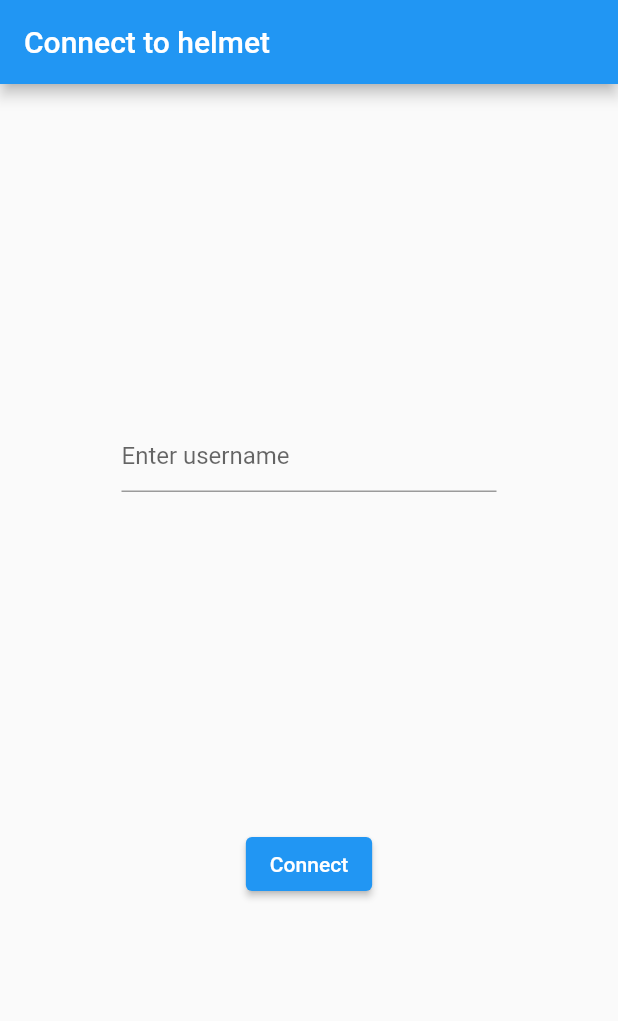
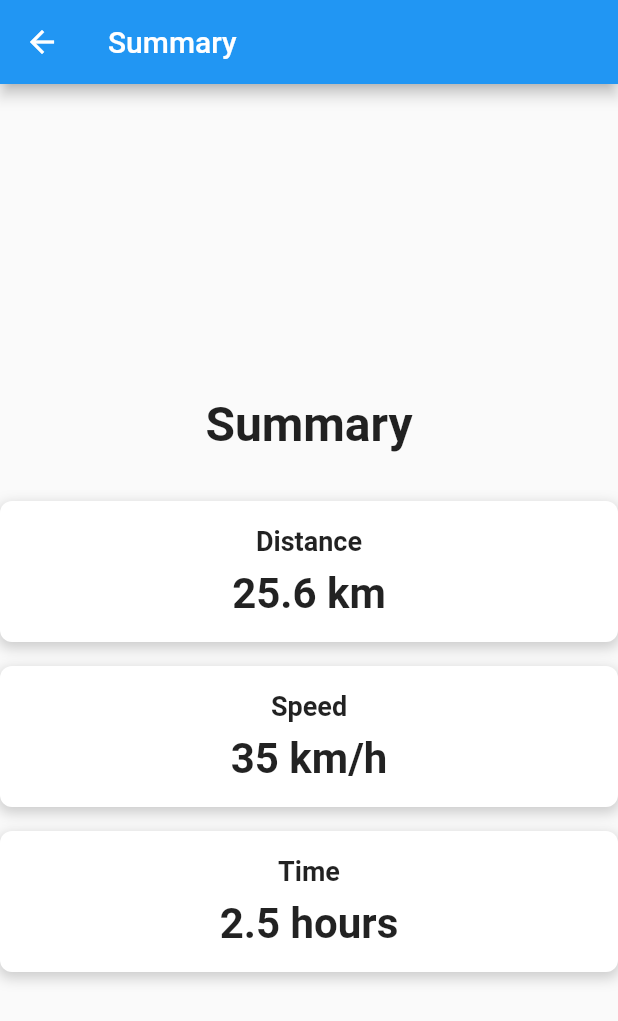
Before and after one commit to kasutu/shca-test, a Flutter app: the screen it shows after launch, on a phone screen of 412 x 824 dp. Shown: the top 1021 px of the screen. Run offline on Flutter 3.47's test engine with Material 2 defaults, Android fonts, the phone set to English and light mode, and no system bars; our stand-ins replace flutter_blue_plus.

Commit message:
add summary screen

```diff
--- a/lib/main.dart
+++ b/lib/main.dart
@@ -1,6 +1,7 @@
 import 'package:flutter/material.dart';
 import 'package:shca_test/scanner_widget.dart';
 import 'package:shca_test/screens/username_screen.dart';
+import 'package:shca_test/screens/summary_screen.dart';
 
 void main() {
   runApp(const MyApp());
@@ -18,7 +19,7 @@ class MyApp extends StatelessWidget {
         // is not restarted.
         primarySwatch: Colors.blue,
       ),
-      home: UsernameScreen(),
+      home: SummaryScreen(),
     );
   }
 }
--- a/lib/screens/map_screen.dart
+++ b/lib/screens/map_screen.dart
@@ -1,4 +1,5 @@
 import 'package:flutter/material.dart';
+import 'package:shca_test/screens/summary_screen.dart';
 
 class MapScreen extends StatelessWidget {
   @override
@@ -33,7 +34,12 @@ class MapScreen extends StatelessWidget {
           IconButton(
             icon: Icon(Icons.list),
             onPressed: () {
-              // TODO: Navigate to summary page
+              Navigator.push(
+                context,
+                MaterialPageRoute(
+                  builder: (context) => SummaryScreen(),
+                ),
+              );
             },
           ),
         ],
--- /dev/null
+++ b/lib/screens/summary_screen.dart
@@ -0,0 +1,84 @@
+import 'package:flutter/material.dart';
+
+class SummaryScreen extends StatelessWidget {
+  const SummaryScreen({super.key});
+
+  @override
+  Widget build(BuildContext context) {
+    return Scaffold(
+      appBar: AppBar(
+        leading: IconButton(
+          icon: const Icon(Icons.arrow_back),
+          onPressed: () {
+            Navigator.pop(context);
+          },
+        ),
+        title: const Text('Summary'),
+      ),
+      body: Column(
+        mainAxisAlignment: MainAxisAlignment.center,
+        crossAxisAlignment: CrossAxisAlignment.center,
+        children: [
+          const Padding(
+            padding: EdgeInsets.only(top: 32.0),
+            child: Text(
+              'Summary',
+              style: TextStyle(
+                fontSize: 32.0,
+                fontWeight: FontWeight.bold,
+              ),
+              textAlign: TextAlign.center,
+            ),
+          ),
+          const SizedBox(height: 32.0),
+          _buildDetailBox(context, 'Distance', '25.6 km'),
+          const SizedBox(height: 16.0),
+          _buildDetailBox(context, 'Speed', '35 km/h'),
+          const SizedBox(height: 16.0),
+          _buildDetailBox(context, 'Time', '2.5 hours'),
+        ],
+      ),
+    );
+  }
+
+  Widget _buildDetailBox(BuildContext context, String title, String value) {
+    return Container(
+        padding: const EdgeInsets.all(16.0),
+        decoration: BoxDecoration(
+          color: Colors.white,
+          borderRadius: BorderRadius.circular(8.0),
+          boxShadow: [
+            BoxShadow(
+              color: Colors.grey.withOpacity(0.5),
+              spreadRadius: 1,
+              blurRadius: 7,
+              offset: const Offset(0, 3), // changes position of shadow
+            ),
+          ],
+        ),
+        child: Center(
+          child: Column(
+            mainAxisAlignment: MainAxisAlignment.center,
+            children: [
+              Text(
+                title,
+                style: const TextStyle(
+                  fontSize: 18.0,
+                  fontWeight: FontWeight.bold,
+                ),
+                textAlign: TextAlign.center,
+              ),
+              const SizedBox(height: 8.0),
+              Text(
+                value,
+                style: const TextStyle(
+                  fontSize: 28.0,
+                  fontWeight: FontWeight.bold,
+                ),
+                textAlign: TextAlign.center,
+              ),
+            ],
+          ),
+        ));
+  }
+}
```
